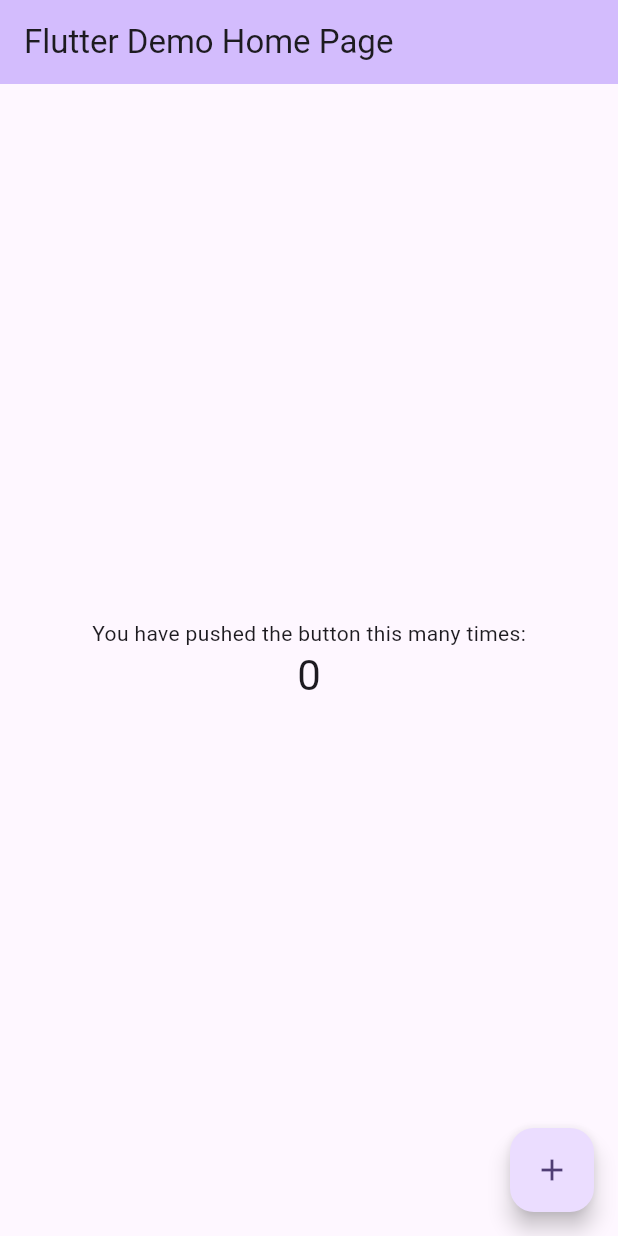
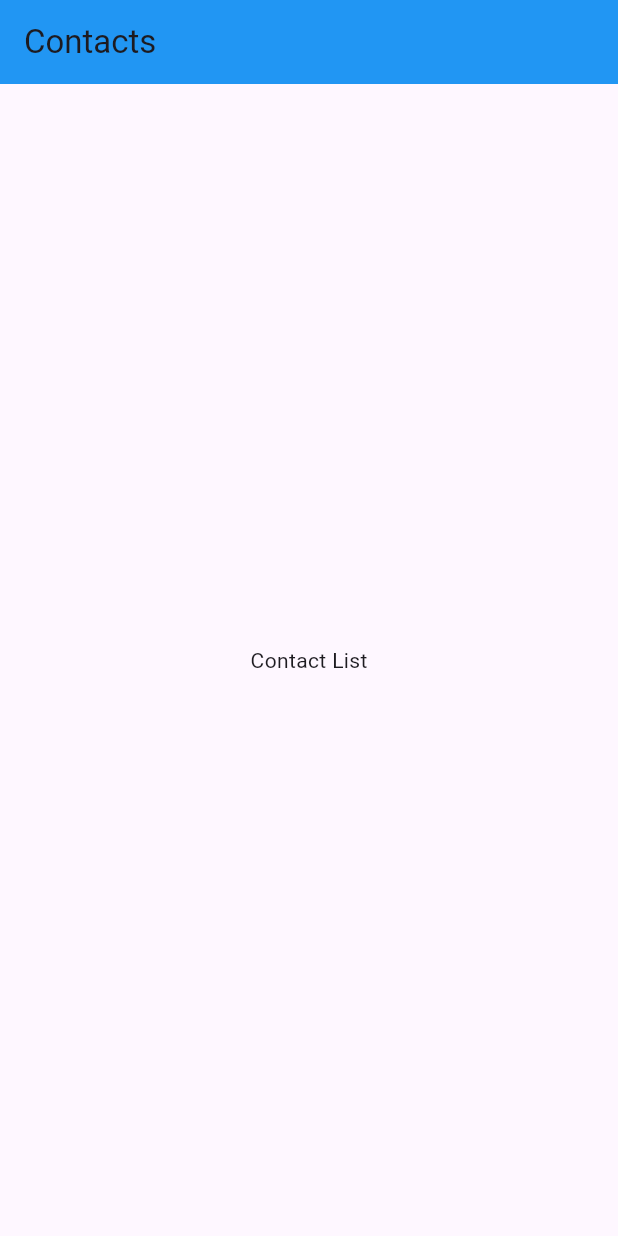
Before and after one commit to Tosin8/vanilla_contact, a Flutter app: the screen it shows after launch, on a phone screen of 412 x 824 dp. Run offline on Flutter 3.47's test engine with Material 2 defaults, Android fonts, the phone set to English and light mode, and no system bars.

Commit message:
Create homePage Screen

```diff
--- /dev/null
+++ b/lib/home_page.dart
@@ -0,0 +1,22 @@
+import 'package:flutter/material.dart';
+
+class HomePage extends StatefulWidget {
+  const HomePage({super.key});
+
+  @override
+  State<HomePage> createState() => _HomePageState();
+}
+
+class _HomePageState extends State<HomePage> {
+  @override
+  Widget build(BuildContext context) {
+    return Scaffold(
+        appBar: AppBar(
+          title: Text('Contacts'),
+          backgroundColor: Colors.blue,
+        ),
+        body: Center(
+          child: Text('Contact List'),
+        ));
+  }
+}
--- a/lib/main.dart
+++ b/lib/main.dart
@@ -1,4 +1,5 @@
 import 'package:flutter/material.dart';
+import 'package:vanilla_contact/home_page.dart';
 
 void main() {
   runApp(const MyApp());
@@ -16,70 +17,7 @@ class MyApp extends StatelessWidget {
         colorScheme: ColorScheme.fromSeed(seedColor: Colors.deepPurple),
         useMaterial3: true,
       ),
-      home: const MyHomePage(title: 'Flutter Demo Home Page'),
+      home: const HomePage(),
     );
   }
 }
-
-class MyHomePage extends StatefulWidget {
-  const MyHomePage({super.key, required this.title});
-
-  final String title;
-
-  @override
-  State<MyHomePage> createState() => _MyHomePageState();
-}
-
-class _MyHomePageState extends State<MyHomePage> {
-  int _counter = 0;
-
-  void _incrementCounter() {
-    setState(() {
-      _counter++;
-    });
-  }
-
-  @override
-  Widget build(BuildContext context) {
-    return Scaffold(
-      appBar: AppBar(
-        backgroundColor: Theme.of(context).colorScheme.inversePrimary,
-        title: Text(widget.title),
-      ),
-      body: Center(
-        // Center is a layout widget. It takes a single child and positions it
-        // in the middle of the parent.
-        child: Column(
-          // Column is also a layout widget. It takes a list of children and
-          // arranges them vertically. By default, it sizes itself to fit its
-          // children horizontally, and tries to be as tall as its parent.
-          //
-          // Column has various properties to control how it sizes itself and
-          // how it positions its children. Here we use mainAxisAlignment to
-          // center the children vertically; the main axis here is the vertical
-          // axis because Columns are vertical (the cross axis would be
-          // horizontal).
-          //
-          // TRY THIS: Invoke "debug painting" (choose the "Toggle Debug Paint"
-          // action in the IDE, or press "p" in the console), to see the
-          // wireframe for each widget.
-          mainAxisAlignment: MainAxisAlignment.center,
-          children: <Widget>[
-            const Text(
-              'You have pushed the button this many times:',
-            ),
-            Text(
-              '$_counter',
-              style: Theme.of(context).textTheme.headlineMedium,
-            ),
-          ],
-        ),
-      ),
-      floatingActionButton: FloatingActionButton(
-        onPressed: _incrementCounter,
-        tooltip: 'Increment',
-        child: const Icon(Icons.add),
-      ), // This trailing comma makes auto-formatting nicer for build methods.
-    );
-  }
-}
```
